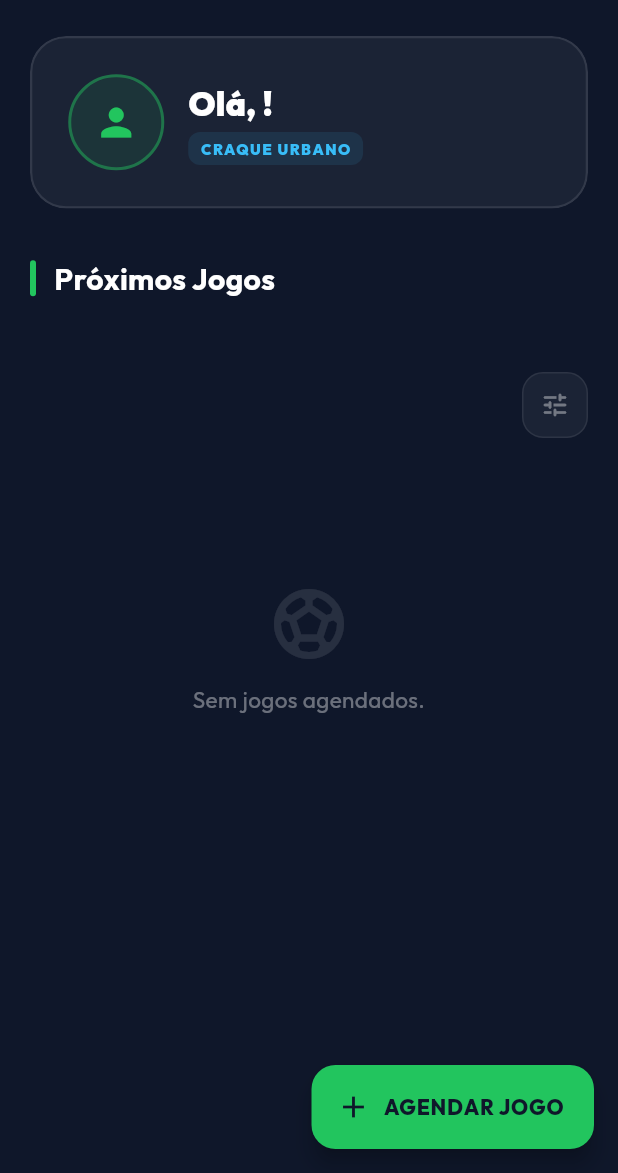
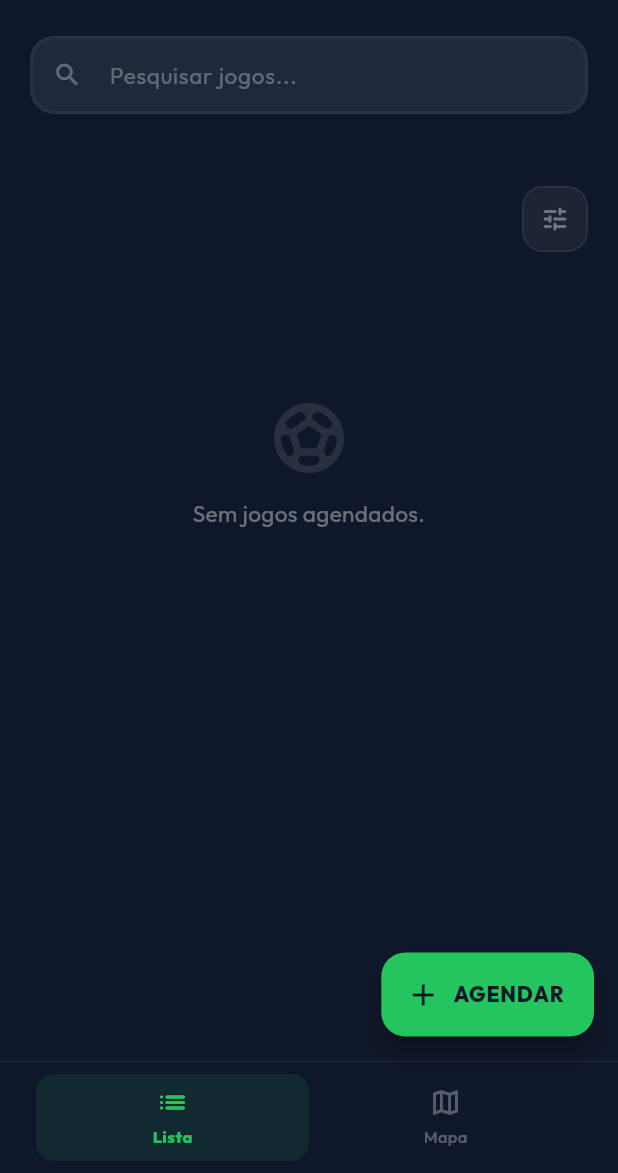
Before and after one commit to fspjorge/futeboladas, a Flutter app: the screen it shows once a user with an empty profile is signed in, on a phone screen of 412 x 824 dp, the part 63-1236 px from its top. Run offline on Flutter 3.47's test engine with Material 3 defaults, Android fonts, the phone set to English and light mode, and no system bars; our stand-ins replace cloud_firestore, device_info_plus, firebase_auth, firebase_core, firebase_dynamic_links, geocoding and 3 more; accounts and stored records are empty; network calls fail.

Commit message:
Search bar added. "Explore Map" removed from drawer — it's now in the bottom bar

```diff
--- a/lib/screens/home_dashboard.dart
+++ b/lib/screens/home_dashboard.dart
@@ -3,11 +3,27 @@ import 'package:flutter/material.dart';
 import 'package:firebase_auth/firebase_auth.dart';
 import 'package:google_fonts/google_fonts.dart';
 import 'jogos/jogos_lista.dart';
+import 'jogos/jogos_maps.dart';
 import 'package:futeboladas/main.dart' show HomePage;
 
-class HomeDashboard extends StatelessWidget {
+class HomeDashboard extends StatefulWidget {
   final User user;
   const HomeDashboard({super.key, required this.user});
+
+  @override
+  State<HomeDashboard> createState() => _HomeDashboardState();
+}
+
+class _HomeDashboardState extends State<HomeDashboard> {
+  int _tab = 0;
+  final _searchCtrl = TextEditingController();
+  String _searchQuery = '';
+
+  @override
+  void dispose() {
+    _searchCtrl.dispose();
+    super.dispose();
+  }
 
   @override
   Widget build(BuildContext context) {
@@ -29,7 +45,6 @@ class HomeDashboard extends StatelessWidget {
       ),
       body: Stack(
         children: [
-          // Background
           Positioned.fill(
             child: Container(color: Theme.of(context).scaffoldBackgroundColor),
           ),
@@ -39,61 +54,18 @@ class HomeDashboard extends StatelessWidget {
               child: CustomPaint(painter: _GridBackdropPainter()),
             ),
           ),
-          SafeArea(
-            child: RefreshIndicator(
-              onRefresh: () async {
-                // Força um rebuild do dashboard para atualizar a lista
-                await Future.delayed(const Duration(milliseconds: 500));
-                // Como JogosLista usa StreamBuilder, ela vai-se atualizar
-                // Mas o onRefresh ajuda na UX se o user quiser forçar.
-              },
-              color: cs.primary,
-              backgroundColor: const Color(0xFF1E293B),
-              child: ListView(
-                padding: const EdgeInsets.symmetric(
-                  horizontal: 20,
-                  vertical: 10,
-                ),
-                children: [
-                  _headerSection(context, user, cs),
-                  const SizedBox(height: 32),
-                  Row(
-                    children: [
-                      Container(
-                        width: 4,
-                        height: 24,
-                        decoration: BoxDecoration(
-                          color: cs.primary,
-                          borderRadius: BorderRadius.circular(2),
-                        ),
-                      ),
-                      const SizedBox(width: 12),
-                      Text(
-                        'Próximos Jogos',
-                        style: GoogleFonts.outfit(
-                          fontSize: 20,
-                          fontWeight: FontWeight.bold,
-                          color: Colors.white,
-                        ),
-                      ),
+          SafeArea(child: _tab == 0 ? _buildLista(cs) : _buildMapa()),
         ],
       ),
-                  const SizedBox(height: 20),
-                  const JogosLista(),
-                  const SizedBox(height: 80), // Space for FAB
-                ],
-              ),
-            ),
-          ),
-        ],
-      ),
-      floatingActionButton: FloatingActionButton.extended(
+      bottomNavigationBar: _buildBottomBar(cs),
+      floatingActionButton: _tab == 0
+          ? FloatingActionButton.extended(
               heroTag: 'fab-agendar',
               backgroundColor: cs.primary,
               foregroundColor: const Color(0xFF0F172A),
               icon: const Icon(Icons.add, weight: 700),
               label: Text(
-          'AGENDAR JOGO',
+                'AGENDAR',
                 style: GoogleFonts.outfit(
                   fontWeight: FontWeight.w800,
                   letterSpacing: 0.5,
@@ -107,6 +79,151 @@ class HomeDashboard extends StatelessWidget {
                   );
                 }
               },
+            )
+          : null,
+    );
+  }
+
+  Widget _buildLista(ColorScheme cs) {
+    return RefreshIndicator(
+      onRefresh: () async =>
+          await Future.delayed(const Duration(milliseconds: 500)),
+      color: cs.primary,
+      backgroundColor: const Color(0xFF1E293B),
+      child: ListView(
+        padding: const EdgeInsets.fromLTRB(20, 10, 20, 100),
+        children: [
+          _buildSearchBar(cs),
+          const SizedBox(height: 20),
+          JogosLista(searchQuery: _searchQuery),
+        ],
+      ),
+    );
+  }
+
+  Widget _buildSearchBar(ColorScheme cs) {
+    final hasText = _searchQuery.isNotEmpty;
+    return ClipRRect(
+      borderRadius: BorderRadius.circular(16),
+      child: BackdropFilter(
+        filter: ImageFilter.blur(sigmaX: 10, sigmaY: 10),
+        child: AnimatedContainer(
+          duration: const Duration(milliseconds: 200),
+          decoration: BoxDecoration(
+            color: hasText
+                ? cs.primary.withOpacity(0.08)
+                : Colors.white.withOpacity(0.05),
+            borderRadius: BorderRadius.circular(16),
+            border: Border.all(
+              color: hasText
+                  ? cs.primary.withOpacity(0.4)
+                  : Colors.white.withOpacity(0.08),
+              width: hasText ? 1.5 : 1,
+            ),
+          ),
+          child: TextField(
+            controller: _searchCtrl,
+            onChanged: (v) => setState(() => _searchQuery = v.trim()),
+            style: const TextStyle(color: Colors.white, fontSize: 15),
+            decoration: InputDecoration(
+              hintText: 'Pesquisar jogos...',
+              hintStyle: TextStyle(
+                color: Colors.white.withOpacity(0.3),
+                fontSize: 15,
+              ),
+              prefixIcon: Icon(
+                Icons.search_rounded,
+                color: hasText ? cs.primary : Colors.white30,
+                size: 20,
+              ),
+              suffixIcon: hasText
+                  ? IconButton(
+                      icon: Icon(
+                        Icons.close_rounded,
+                        color: Colors.white30,
+                        size: 18,
+                      ),
+                      onPressed: () => setState(() {
+                        _searchCtrl.clear();
+                        _searchQuery = '';
+                      }),
+                    )
+                  : null,
+              border: InputBorder.none,
+              contentPadding: const EdgeInsets.symmetric(
+                horizontal: 16,
+                vertical: 14,
+              ),
+            ),
+          ),
+        ),
+      ),
+    );
+  }
+
+  Widget _buildMapa() => const JogosMapa();
+
+  Widget _buildBottomBar(ColorScheme cs) {
+    return ClipRect(
+      child: BackdropFilter(
+        filter: ImageFilter.blur(sigmaX: 20, sigmaY: 20),
+        child: Container(
+          decoration: BoxDecoration(
+            color: const Color(0xFF0F172A).withOpacity(0.85),
+            border: Border(
+              top: BorderSide(color: Colors.white.withOpacity(0.06)),
+            ),
+          ),
+          child: SafeArea(
+            top: false,
+            child: Padding(
+              padding: const EdgeInsets.symmetric(horizontal: 24, vertical: 8),
+              child: Row(
+                children: [
+                  Expanded(child: _tabItem(0, Icons.list_rounded, 'Lista', cs)),
+                  Expanded(child: _tabItem(1, Icons.map_outlined, 'Mapa', cs)),
+                ],
+              ),
+            ),
+          ),
+        ),
+      ),
+    );
+  }
+
+  Widget _tabItem(int index, IconData icon, String label, ColorScheme cs) {
+    final selected = _tab == index;
+    return InkWell(
+      onTap: () => setState(() => _tab = index),
+      borderRadius: BorderRadius.circular(12),
+      child: AnimatedContainer(
+        duration: const Duration(milliseconds: 200),
+        padding: const EdgeInsets.symmetric(vertical: 8),
+        decoration: BoxDecoration(
+          color: selected ? cs.primary.withOpacity(0.1) : Colors.transparent,
+          borderRadius: BorderRadius.circular(12),
+        ),
+        child: Column(
+          mainAxisSize: MainAxisSize.min,
+          children: [
+            Icon(
+              selected
+                  ? (index == 0 ? Icons.list_rounded : Icons.map_rounded)
+                  : icon,
+              color: selected ? cs.primary : Colors.white30,
+              size: 22,
+            ),
+            const SizedBox(height: 4),
+            Text(
+              label,
+              style: GoogleFonts.outfit(
+                fontSize: 11,
+                fontWeight: selected ? FontWeight.w800 : FontWeight.w500,
+                color: selected ? cs.primary : Colors.white30,
+              ),
+            ),
+          ],
+        ),
       ),
     );
   }
@@ -118,17 +235,17 @@ class HomeDashboard extends StatelessWidget {
         children: [
           UserAccountsDrawerHeader(
             accountName: Text(
-              user.displayName ?? 'Jogador',
+              widget.user.displayName ?? 'Jogador',
               style: GoogleFonts.outfit(
                 fontWeight: FontWeight.bold,
                 fontSize: 18,
               ),
             ),
-            accountEmail: Text(user.email ?? ''),
+            accountEmail: Text(widget.user.email ?? ''),
             currentAccountPicture: CircleAvatar(
               backgroundColor: cs.primary.withOpacity(0.2),
-              child: user.photoURL != null
-                  ? ClipOval(child: Image.network(user.photoURL!))
+              child: widget.user.photoURL != null
+                  ? ClipOval(child: Image.network(widget.user.photoURL!))
                   : Icon(Icons.person, color: cs.primary, size: 32),
             ),
             decoration: BoxDecoration(
@@ -138,19 +255,14 @@ class HomeDashboard extends StatelessWidget {
               ),
             ),
           ),
-          _drawerItem(
-            Icons.map_outlined,
-            'Explorar Mapa',
-            () => Navigator.of(context).pushNamed('/jogos/mapa'),
-          ),
           _drawerItem(Icons.people_outline, 'Meus Amigos', () {}),
           _drawerItem(Icons.emoji_events_outlined, 'Estatísticas', () {}),
           const Spacer(),
           Divider(color: Colors.white.withOpacity(0.05)),
           _drawerItem(Icons.settings_outlined, 'Definições da Conta', () {
-            Navigator.of(
-              context,
-            ).push(MaterialPageRoute(builder: (_) => HomePage(user: user)));
+            Navigator.of(context).push(
+              MaterialPageRoute(builder: (_) => HomePage(user: widget.user)),
+            );
           }),
           _drawerItem(Icons.logout, 'Terminar Sessão', () async {
             await FirebaseAuth.instance.signOut();
@@ -179,85 +291,6 @@ class HomeDashboard extends StatelessWidget {
       onTap: onTap,
     );
   }
-
-  Widget _headerSection(BuildContext context, User user, ColorScheme cs) {
-    return ClipRRect(
-      borderRadius: BorderRadius.circular(24),
-      child: BackdropFilter(
-        filter: ImageFilter.blur(sigmaX: 10, sigmaY: 10),
-        child: Container(
-          padding: const EdgeInsets.all(24),
-          decoration: BoxDecoration(
-            color: Colors.white.withOpacity(0.05),
-            borderRadius: BorderRadius.circular(24),
-            border: Border.all(
-              color: Colors.white.withOpacity(0.1),
-              width: 1.5,
-            ),
-          ),
-          child: Row(
-            children: [
-              Container(
-                decoration: BoxDecoration(
-                  shape: BoxShape.circle,
-                  border: Border.all(
-                    color: cs.primary.withOpacity(0.5),
-                    width: 2,
-                  ),
-                ),
-                child: CircleAvatar(
-                  radius: 30,
-                  backgroundImage: user.photoURL != null
-                      ? NetworkImage(user.photoURL!)
-                      : null,
-                  backgroundColor: cs.primary.withOpacity(0.1),
-                  child: user.photoURL == null
-                      ? Icon(Icons.person, color: cs.primary, size: 30)
-                      : null,
-                ),
-              ),
-              const SizedBox(width: 16),
-              Expanded(
-                child: Column(
-                  crossAxisAlignment: CrossAxisAlignment.start,
-                  children: [
-                    Text(
-                      'Olá, ${user.displayName?.split(' ').first ?? 'Jogador'}!',
-                      style: GoogleFonts.outfit(
-                        color: Colors.white,
-                        fontSize: 22,
-                        fontWeight: FontWeight.w900,
-                      ),
-                    ),
-                    const SizedBox(height: 4),
-                    Container(
-                      padding: const EdgeInsets.symmetric(
-                        horizontal: 8,
-                        vertical: 4,
-                      ),
-                      decoration: BoxDecoration(
-                        color: cs.secondary.withOpacity(0.1),
-                        borderRadius: BorderRadius.circular(8),
-                      ),
-                      child: Text(
-                        'CRAQUE URBANO',
-                        style: GoogleFonts.outfit(
-                          color: cs.secondary,
-                          fontSize: 10,
-                          fontWeight: FontWeight.w900,
-                          letterSpacing: 1,
-                        ),
-                      ),
-                    ),
-                  ],
-                ),
-              ),
-            ],
-          ),
-        ),
-      ),
-    );
-  }
 }
 
 class _GridBackdropPainter extends CustomPainter {
@@ -266,7 +299,6 @@ class _GridBackdropPainter extends CustomPainter {
     final paint = Paint()
       ..color = Colors.white.withOpacity(0.05)
       ..strokeWidth = 0.5;
-
     for (double i = 0; i < size.width; i += 40) {
       canvas.drawLine(Offset(i, 0), Offset(i, size.height), paint);
     }
--- a/lib/screens/jogos/jogos_lista.dart
+++ b/lib/screens/jogos/jogos_lista.dart
@@ -9,7 +9,8 @@ import 'confirmacao_page.dart';
 import '../../services/presenca_service.dart';
 
 class JogosLista extends StatefulWidget {
-  const JogosLista({super.key});
+  final String searchQuery;
+  const JogosLista({super.key, this.searchQuery = ''});
 
   @override
   State<JogosLista> createState() => _JogosListaState();
@@ -221,6 +222,14 @@ class _JogosListaState extends State<JogosLista> {
 
     for (final d in docs) {
       final data = d.data();
+
+      // Filtro de pesquisa
+      if (widget.searchQuery.isNotEmpty) {
+        final q = widget.searchQuery.toLowerCase();
+        final titulo = (data['titulo'] as String? ?? '').toLowerCase();
+        final local = (data['local'] as String? ?? '').toLowerCase();
+        if (!titulo.contains(q) && !local.contains(q)) continue;
+      }
 
       if (uid != null) {
         if (_filterMode == FilterMode.meus && data['createdBy'] != uid)
```
Lines whose indentation alone changed are shown as unchanged.
